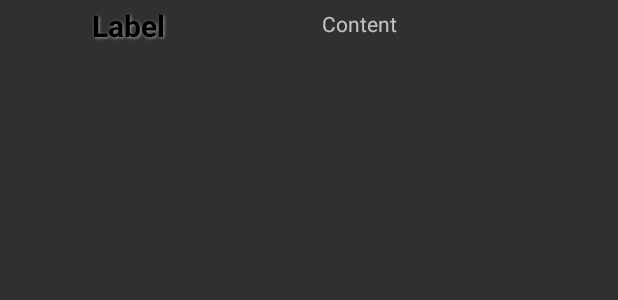
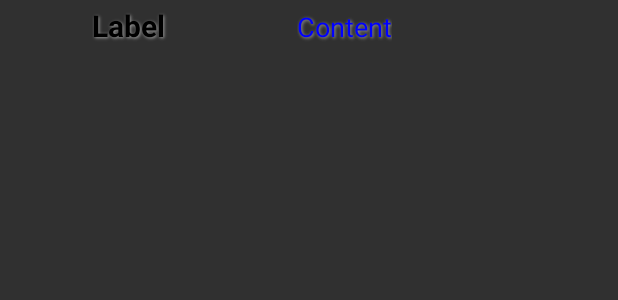
Before and after one commit to code-for-india/projectKHEL, an Android app: the layout attendance_row.xml on its own in the app's theme, with its tools: preview values and no code run, on a phone screen of 412 x 824 dp. Shown: the top 300 px of the screen. Run offline under Robolectric (Android 15) with nearby library versions, the light colour scheme and no system bars.

Commit message:
Integrated with Server. Implemented Offline sync Added REST api to list all attendances

```diff
--- a/client/ProjectKhelApp/app/src/main/java/org/cfi/projectkhel/AttendanceActivity.java
+++ b/client/ProjectKhelApp/app/src/main/java/org/cfi/projectkhel/AttendanceActivity.java
@@ -55,7 +55,6 @@ public class AttendanceActivity extends ActionBarActivity implements AdapterView
   private int mDayOfMonth;
 
   private Attendance attendance;
-
 
   private static int [] IMAGES = { R.drawable.android_calendar,
                             R.drawable.android_earth,
@@ -126,6 +125,7 @@ public class AttendanceActivity extends ActionBarActivity implements AdapterView
 
           public void onClick(DialogInterface dialog, int whichButton) {
             Toast.makeText(AttendanceActivity.this, "Attendance data submitted", Toast.LENGTH_SHORT).show();
+            ((KhelApplication) getApplication()).getDataFetcher().pushAttendanceData(attendance);
             finish();
           }})
         .setNegativeButton(android.R.string.no, null).show();
@@ -167,7 +167,6 @@ public class AttendanceActivity extends ActionBarActivity implements AdapterView
     }
     listAdapter.refresh();
   }
-
 
   private void handleDateDialog(final MyCustomData dataRow) {
     final DatePickerDialog dpd = new DatePickerDialog(this,
--- a/client/ProjectKhelApp/app/src/main/res/layout/attendance_row.xml
+++ b/client/ProjectKhelApp/app/src/main/res/layout/attendance_row.xml
@@ -27,6 +27,7 @@
         android:layout_marginLeft="20dp"
         android:layout_marginRight="5dp"
         android:gravity="end"
+        style="@style/list_data"
         android:text="Content" />
 
 </LinearLayout>
--- a/client/ProjectKhelApp/app/src/main/res/values/styles.xml
+++ b/client/ProjectKhelApp/app/src/main/res/values/styles.xml
@@ -33,4 +33,18 @@
         <item name="android:shadowDy" >1</item>
         <item name="android:shadowRadius" >2</item>
     </style>
+
+    <style name="list_data" >
+        <item name="android:layout_width" >fill_parent</item>
+        <item name="android:layout_height" >wrap_content</item>
+        <item name="android:textColor" >#0000ff</item>
+        <item name="android:gravity" >center</item>
+        <item name="android:layout_margin" >3dp</item>
+        <item name="android:textSize" >18dp</item>
+        <item name="android:textStyle" >normal</item>
+        <item name="android:shadowColor" >#ff9c9c9c</item>
+        <item name="android:shadowDx" >1</item>
+        <item name="android:shadowDy" >1</item>
+        <item name="android:shadowRadius" >2</item>
+    </style>
 </resources>
```
Also changed, not shown: client/ProjectKhelApp/app/src/main/java/org/cfi/projectkhel/KhelApplication.java (+8 -0 lines), client/ProjectKhelApp/app/src/main/java/org/cfi/projectkhel/MainActivity.java (+9 -1 lines), client/ProjectKhelApp/app/src/main/java/org/cfi/projectkhel/data/DataManager.java (+7 -6 lines), client/ProjectKhelApp/app/src/main/java/org/cfi/projectkhel/data/storage/FileDataStorage.java (+10 -1 lines), client/ProjectKhelApp/app/src/main/java/org/cfi/projectkhel/rest/MasterDataFetcher.java (+11 -1 lines), 2 other files.
